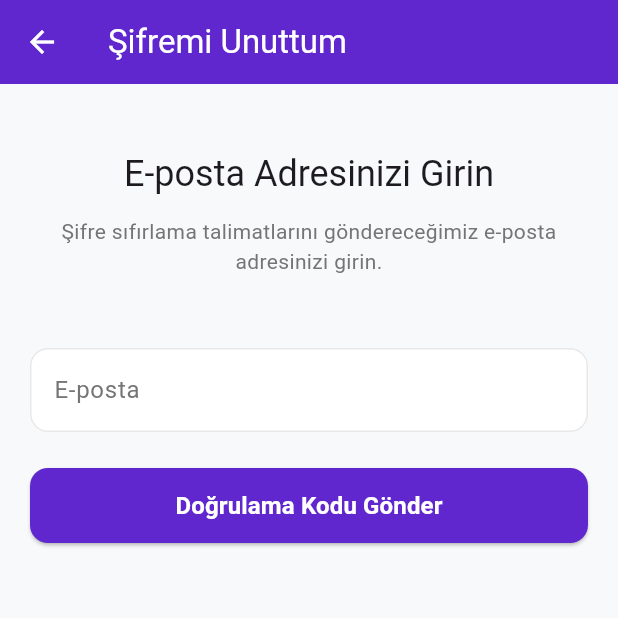
After one commit to gorkemoa/isport, a Flutter app: the ForgotPasswordScreen screen opened directly, on a phone screen of 412 x 824 dp, the top half of it. The commit adds this screen. Run offline on Flutter 3.47's test engine with Material 3 defaults, Android fonts, the phone set to English and light mode, and no system bars; our stand-ins replace logger, shared_preferences; accounts and stored records are empty; network calls fail.

Commit message:
Şifre sıfırlama işlemleri için gerekli modeller, servisler ve viewmodel güncellemeleri yapıldı. "Şifremi Unuttum" butonu giriş ekranına eklendi ve ilgili yönlendirmeler düzenlendi. Kullanıcı şifre sıfırlama isteği, kod kontrolü ve yeni şifre belirleme işlevselliği eklendi.

```diff
--- /dev/null
+++ b/lib/views/forgot_password_screen.dart
@@ -0,0 +1,306 @@
+import 'package:flutter/material.dart';
+import 'package:isport/utils/app_constants.dart';
+import 'package:isport/viewmodels/auth_viewmodels.dart';
+import 'package:provider/provider.dart';
+
+enum ForgotPasswordStep { email, code, reset }
+
+class ForgotPasswordScreen extends StatefulWidget {
+  const ForgotPasswordScreen({super.key});
+
+  @override
+  State<ForgotPasswordScreen> createState() => _ForgotPasswordScreenState();
+}
+
+class _ForgotPasswordScreenState extends State<ForgotPasswordScreen> {
+  final _pageController = PageController();
+  final _formKey = GlobalKey<FormState>();
+
+  final _emailController = TextEditingController();
+  final _codeController = TextEditingController();
+  final _passwordController = TextEditingController();
+  final _confirmPasswordController = TextEditingController();
+
+  ForgotPasswordStep _currentStep = ForgotPasswordStep.email;
+  bool _obscurePassword = true;
+  bool _obscureConfirmPassword = true;
+
+  @override
+  void dispose() {
+    _pageController.dispose();
+    _emailController.dispose();
+    _codeController.dispose();
+    _passwordController.dispose();
+    _confirmPasswordController.dispose();
+    super.dispose();
+  }
+
+  @override
+  void initState() {
+    super.initState();
+    WidgetsBinding.instance.addPostFrameCallback((_) {
+      context.read<AuthViewModel>().clearError();
+    });
+  }
+
+  void _nextPage() {
+    _pageController.nextPage(
+      duration: const Duration(milliseconds: 300),
+      curve: Curves.easeInOut,
+    );
+  }
+
+  void _handleSendCode(AuthViewModel authViewModel) async {
+    if (!(_formKey.currentState?.validate() ?? false)) return;
+
+    final success = await authViewModel.forgotPassword(_emailController.text.trim());
+    if (success) {
+      setState(() => _currentStep = ForgotPasswordStep.code);
+      _nextPage();
+    }
+  }
+
+  void _handleCheckCode(AuthViewModel authViewModel) async {
+    if (!(_formKey.currentState?.validate() ?? false)) return;
+
+    final success = await authViewModel.checkCode(_codeController.text.trim());
+     if (success) {
+      setState(() => _currentStep = ForgotPasswordStep.reset);
+      _nextPage();
+    }
+  }
+
+  void _handleResetPassword(AuthViewModel authViewModel) async {
+     if (!(_formKey.currentState?.validate() ?? false)) return;
+
+    final success = await authViewModel.resetPassword(_passwordController.text);
+    if (success) {
+       ScaffoldMessenger.of(context).showSnackBar(
+        const SnackBar(
+          content: Text('Şifreniz başarıyla güncellendi. Şimdi giriş yapabilirsiniz.'),
+          backgroundColor: Colors.green,
+        ),
+      );
+      Navigator.of(context).pop();
+    }
+  }
+
+  String _getTitle() {
+    switch (_currentStep) {
+      case ForgotPasswordStep.email:
+        return 'Şifremi Unuttum';
+      case ForgotPasswordStep.code:
+        return 'Kodu Doğrula';
+      case ForgotPasswordStep.reset:
+        return 'Yeni Şifre Belirle';
+    }
+  }
+
+  @override
+  Widget build(BuildContext context) {
+    final authViewModel = context.watch<AuthViewModel>();
+
+    return Scaffold(
+      backgroundColor: AppColors.background,
+      appBar: AppBar(
+        title: Text(_getTitle()),
+        backgroundColor: AppColors.primary,
+        foregroundColor: Colors.white,
+      ),
+      body: Form(
+        key: _formKey,
+        child: Column(
+          children: [
+            Expanded(
+              child: PageView(
+                controller: _pageController,
+                physics: const NeverScrollableScrollPhysics(),
+                children: [
+                  _buildEmailStep(authViewModel),
+                  _buildCodeStep(authViewModel),
+                  _buildResetStep(authViewModel),
+                ],
+              ),
+            ),
+            if (authViewModel.errorMessage != null)
+              _buildErrorWidget(authViewModel.errorMessage!),
+          ],
+        ),
+      ),
+    );
+  }
+
+  Widget _buildEmailStep(AuthViewModel authViewModel) {
+    return _buildStepContainer(
+      title: 'E-posta Adresinizi Girin',
+      subtitle: 'Şifre sıfırlama talimatlarını göndereceğimiz e-posta adresinizi girin.',
+      formFields: [
+        TextFormField(
+          controller: _emailController,
+          keyboardType: TextInputType.emailAddress,
+          decoration: _buildInputDecoration(labelText: 'E-posta'),
+          validator: (v) {
+            if (v == null || v.isEmpty) return 'E-posta zorunludur';
+            if (!v.contains('@')) return 'Geçerli bir e-posta girin';
+            return null;
+          },
+        ),
+      ],
+      button: _buildActionButton(
+        text: 'Doğrulama Kodu Gönder',
+        isLoading: authViewModel.isLoading,
+        onPressed: () => _handleSendCode(authViewModel),
+      ),
+    );
+  }
+
+  Widget _buildCodeStep(AuthViewModel authViewModel) {
+    return _buildStepContainer(
+      title: 'Doğrulama Kodunu Girin',
+      subtitle: 'E-posta adresinize gönderilen 6 haneli doğrulama kodunu girin.',
+      formFields: [
+        TextFormField(
+          controller: _codeController,
+          keyboardType: TextInputType.number,
+          textAlign: TextAlign.center,
+          maxLength: 6,
+          style: const TextStyle(fontSize: 24, letterSpacing: 12),
+          decoration: _buildInputDecoration(labelText: 'Doğrulama Kodu').copyWith(
+            counterText: '',
+          ),
+          validator: (v) => v!.length < 6 ? '6 haneli kodu girin' : null,
+        ),
+      ],
+       button: _buildActionButton(
+        text: 'Kodu Doğrula',
+        isLoading: authViewModel.isLoading,
+        onPressed: () => _handleCheckCode(authViewModel),
+      ),
+    );
+  }
+
+  Widget _buildResetStep(AuthViewModel authViewModel) {
+    return _buildStepContainer(
+      title: 'Yeni Şifrenizi Belirleyin',
+      subtitle: 'Güçlü bir şifre oluşturun.',
+      formFields: [
+        TextFormField(
+          controller: _passwordController,
+          obscureText: _obscurePassword,
+          decoration: _buildInputDecoration(labelText: 'Yeni Şifre').copyWith(
+            suffixIcon: IconButton(
+              icon: Icon(_obscurePassword ? Icons.visibility_outlined : Icons.visibility_off_outlined),
+              onPressed: () => setState(() => _obscurePassword = !_obscurePassword),
+            ),
+          ),
+          validator: (v) => v!.isEmpty ? 'Şifre boş olamaz' : null,
+        ),
+        const SizedBox(height: AppPaddings.card),
+        TextFormField(
+          controller: _confirmPasswordController,
+          obscureText: _obscureConfirmPassword,
+          decoration: _buildInputDecoration(labelText: 'Yeni Şifre (Tekrar)').copyWith(
+             suffixIcon: IconButton(
+              icon: Icon(_obscureConfirmPassword ? Icons.visibility_outlined : Icons.visibility_off_outlined),
+              onPressed: () => setState(() => _obscureConfirmPassword = !_obscureConfirmPassword),
+            ),
+          ),
+          validator: (v) {
+            if (v != _passwordController.text) return 'Şifreler eşleşmiyor';
+            return null;
+          },
+        ),
+      ],
+      button: _buildActionButton(
+        text: 'Şifreyi Güncelle',
+        isLoading: authViewModel.isLoading,
+        onPressed: () => _handleResetPassword(authViewModel),
+      ),
+    );
+  }
+
+  Widget _buildStepContainer({
+    required String title,
+    required String subtitle,
+    required List<Widget> formFields,
+    required Widget button,
+  }) {
+    return SingleChildScrollView(
+      padding: const EdgeInsets.all(AppPaddings.pageHorizontal),
+      child: Column(
+        crossAxisAlignment: CrossAxisAlignment.center,
+        children: [
+          const SizedBox(height: AppPaddings.pageVertical),
+          Text(title, style: Theme.of(context).textTheme.headlineSmall),
+          const SizedBox(height: AppPaddings.item),
+          Text(
+            subtitle,
+            textAlign: TextAlign.center,
+            style: Theme.of(context).textTheme.bodyMedium?.copyWith(color: AppColors.textLight),
+          ),
+          const SizedBox(height: AppPaddings.pageVertical * 2),
+          ...formFields,
+          const SizedBox(height: AppPaddings.pageVertical),
+          button,
+        ],
+      ),
+    );
+  }
+
+  Widget _buildActionButton({
+    required String text,
+    required bool isLoading,
+    required VoidCallback onPressed,
+  }) {
+    return SizedBox(
+      width: double.infinity,
+      height: 50,
+      child: ElevatedButton(
+        onPressed: isLoading ? null : onPressed,
+        style: ElevatedButton.styleFrom(
+          backgroundColor: AppColors.primary,
+          foregroundColor: Colors.white,
+          shape: RoundedRectangleBorder(borderRadius: BorderRadius.circular(12)),
+          disabledBackgroundColor: AppColors.primary.withOpacity(0.5),
+        ),
+        child: isLoading
+            ? const CircularProgressIndicator(valueColor: AlwaysStoppedAnimation<Color>(Colors.white))
+            : Text(text, style: const TextStyle(fontSize: 16, fontWeight: FontWeight.bold)),
+      ),
+    );
+  }
+
+  InputDecoration _buildInputDecoration({required String labelText}) {
+    return InputDecoration(
+      labelText: labelText,
+      border: OutlineInputBorder(
+        borderRadius: BorderRadius.circular(12),
+        borderSide: const BorderSide(color: AppColors.cardBorder),
+      ),
+      enabledBorder: OutlineInputBorder(
+        borderRadius: BorderRadius.circular(12),
+        borderSide: const BorderSide(color: AppColors.cardBorder),
+      ),
+      focusedBorder: OutlineInputBorder(
+        borderRadius: BorderRadius.circular(12),
+        borderSide: const BorderSide(color: AppColors.primary, width: 2),
+      ),
+      filled: true,
+      fillColor: AppColors.cardBackground,
+      labelStyle: const TextStyle(color: AppColors.textLight),
+    );
+  }
+
+  Widget _buildErrorWidget(String message) {
+    return Container(
+      width: double.infinity,
+      color: Colors.red[100],
+      padding: const EdgeInsets.all(16),
+      child: Text(
+        message,
+        textAlign: TextAlign.center,
+        style: TextStyle(color: Colors.red[800], fontWeight: FontWeight.w500),
+      ),
+    );
+  }
+}
```
Also changed, not shown: lib/models/auth_models.dart (+119 -0 lines), lib/services/auth_services.dart (+72 -0 lines), lib/viewmodels/auth_viewmodels.dart (+78 -0 lines), lib/views/login_screen.dart (+19 -1 lines).
